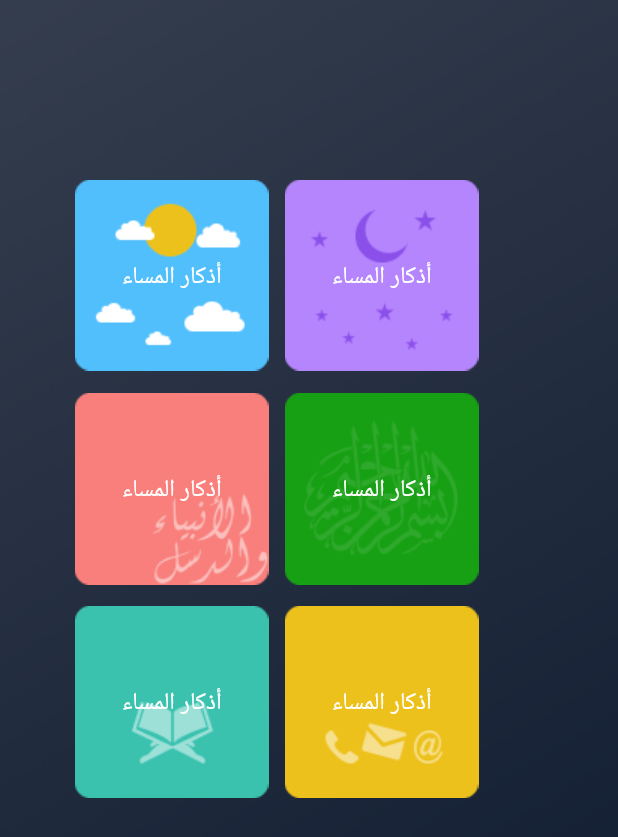
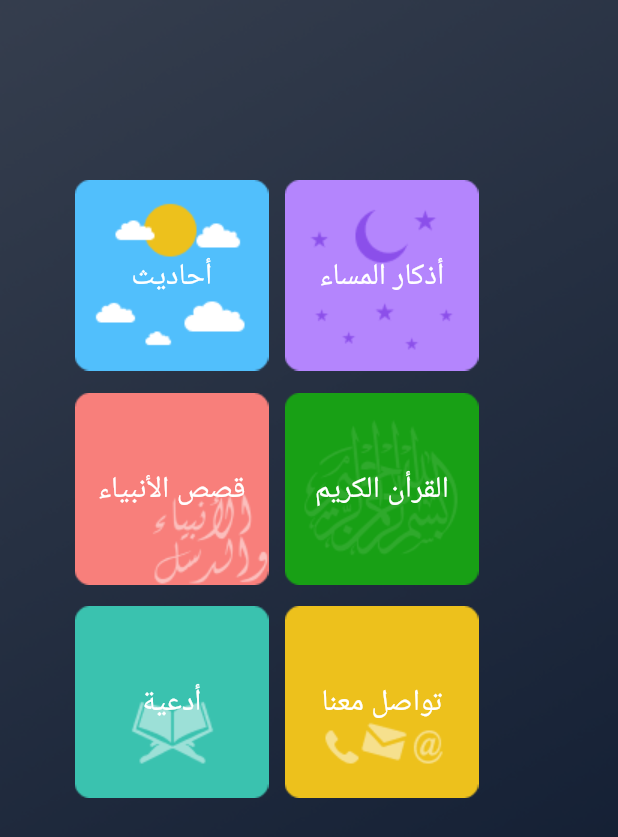
Before and after one commit to KhaledAbdellaty/Al-Sal7en, a Flutter app: the screen it shows after launch, on a phone screen of 412 x 824 dp. Shown: the top 837 px of the screen. Run offline on Flutter 3.47's test engine with Material 2 defaults, Android fonts, the phone set to English and light mode, and no system bars; our stand-ins replace bloc, dartz, dio, equatable, flutter_bloc, flutter_svg and 3 more; missing offline and left inert: arabic_numbers; accounts and stored records are empty; Roboto replaces fonts that are missing (georgia).

```diff
--- a/lib/core/app_route.dart
+++ b/lib/core/app_route.dart
@@ -1,9 +1,19 @@
 import 'package:flutter/material.dart';
+import 'package:flutter_bloc/flutter_bloc.dart';
+import 'package:untitled/core/injection_container.dart';
 import 'package:untitled/core/strings/routes.dart';
+import 'package:untitled/home/features/hadeth/presentation/bloc/book/book_cubit.dart';
+import 'package:untitled/home/features/hadeth/presentation/ui/Screens/chapter_screen.dart';
+import 'package:untitled/home/features/hadeth/presentation/ui/Screens/hadith_home_screen.dart';
+import 'package:untitled/home/features/hadeth/presentation/ui/Screens/hadith_screen.dart';
+import 'package:untitled/home/features/hadeth/presentation/ui/Screens/seach_screen.dart';
 import 'package:untitled/home/features/quran_kareem/presentation/quran.dart';
 import 'package:untitled/home/features/quran_kareem/presentation/screens/layout_screen.dart';
 import 'package:untitled/home/presentation/screens/home_screen.dart';
 
+import '../home/features/hadeth/presentation/bloc/chapter/chapter_cubit.dart';
+import '../home/features/hadeth/presentation/bloc/hadith/hadith_cubit.dart';
+import '../home/features/hadeth/presentation/bloc/search/search_cubit.dart';
 
 class AppRoute {
   Route? generateRoute(RouteSettings settings) {
@@ -22,6 +32,51 @@ class AppRoute {
             pageNo: pageNo,
           ),
         );
+      case hadithHomeScreen:
+        return MaterialPageRoute(
+          builder: (context) => BlocProvider(
+            create: (context) => inj<BookCubit>()..getBook(),
+            child: HadithHomeScreen(),
+          ),
+        );
+      case chapterScreen:
+        final Map<String, dynamic> chapter =
+            settings.arguments as Map<String, dynamic>;
+        return MaterialPageRoute(
+          builder: (context) => BlocProvider(
+            create: (context) =>
+                inj<ChapterCubit>()..getchaptar(chapter.values.elementAt(1)),
+            child: ChapterScreen(
+              bookName: chapter.values.elementAt(0),
+            ),
+          ),
+        );
+
+      case searchHadithScreen:
+        return MaterialPageRoute(
+          builder: (context) => BlocProvider(
+            create: (context) => inj<SearchCubit>(),
+            child: SearchHadithScreen(),
+          ),
+        );
+
+      case hadithDetailsScreen:
+        final Map<String, dynamic> hadith =
+            settings.arguments as Map<String, dynamic>;
+        return MaterialPageRoute(
+          builder: (context) => BlocProvider(
+            create: (context) => inj<HadithCubit>()
+              ..datawithPage.clear()
+              ..getHadith(
+                  BookSlug: hadith.values.elementAt(1),
+                  chapterNumber: hadith.values.elementAt(2)),
+            child: HadithScreen(
+              chapter: hadith.values.elementAt(0),
+              bookSlug: hadith.values.elementAt(1),
+              chapterNumber: hadith.values.elementAt(2),
+            ),
+          ),
+        );
     }
   }
 }
--- a/lib/core/injection_container.dart
+++ b/lib/core/injection_container.dart
@@ -64,8 +64,8 @@ Future<void> init() async {
   // inj.registerLazySingleton(() => GetAsmaAllahUseCase(asmaAllahRepo: inj()));
 
   // replsitory //
-  // inj.registerLazySingleton<HadithRepo>(() => HadithRepImp(
-  //     networkInfo: inj(), remotdateSurse: inj(), localDataSurc: inj()));
+  inj.registerLazySingleton<HadithRepo>(
+      () => HadithRepImp(networkInfo: inj(), remotdateSurse: inj()));
 
   // inj.registerLazySingleton<AsmaAllahRepo>(
   //     () => AsmaAllahRepoImp(remotahDataSurc: inj()));
--- a/lib/core/strings/routes.dart
+++ b/lib/core/strings/routes.dart
@@ -1,3 +1,7 @@
 const String homeScreen = '/';
 const String quranKareemScreen = '/quran_kareem_screen';
 const String surahScreen = '/surah_screen';
+const String hadithHomeScreen = '/hadith_home_screen';
+const String hadithDetailsScreen = '/hadith_details_screen';
+const String chapterScreen = '/chapter_screen';
+const String searchHadithScreen = '/search_hadith_screen';
--- a/lib/home/features/hadeth/data/data_resources/remot_date_sorc.dart
+++ b/lib/home/features/hadeth/data/data_resources/remot_date_sorc.dart
@@ -1,4 +1,3 @@
-
 import 'package:dio/dio.dart';
 import '../../../../../core/error/exception.dart';
 import '../books.dart';
@@ -61,7 +60,7 @@ class RemotDateSurseWithDio implements RemotdateSurse {
       "chapter": chapterNumber,
     });
     if (response.statusCode == 200) {
-      final allHadith = await HadithChapterInfoModel.fromJson(response.data);
+      final allHadith = HadithChapterInfoModel.fromJson(response.data);
       return allHadith;
     } else if (response.statusCode == 404) {
       throw NoDateException();
@@ -87,7 +86,7 @@ class RemotDateSurseWithDio implements RemotdateSurse {
         throw NoDateException();
       }
     } else {
-        print("===ServerException===");
+      print("===ServerException===");
 
       throw ServerException();
     }
--- a/lib/home/presentation/widgets/menu_gridview_widget.dart
+++ b/lib/home/presentation/widgets/menu_gridview_widget.dart
@@ -1,20 +1,19 @@
 import 'package:flutter/material.dart';
 import 'package:untitled/core/strings/routes.dart';
 
-
 class MenuGridViewWidget extends StatelessWidget {
   MenuGridViewWidget({Key? key}) : super(key: key);
-  List<String> ss = [
-    'assets/images/night.png',
-    'assets/images/day.png',
-    'assets/images/quran_kareem.png',
-    'assets/images/Component 2.png',
-    'assets/images/contact_us.png',
-    'assets/images/Component 3.png',
-  ];
+  Map<String, String> ss = {
+    'أذكار المساء': 'assets/images/night.png',
+    'أحاديث': 'assets/images/day.png',
+    'القرأن الكريم': 'assets/images/quran_kareem.png',
+    'قصص الأنبياء': 'assets/images/Component 2.png',
+    'تواصل معنا': 'assets/images/contact_us.png',
+    'أدعية': 'assets/images/Component 3.png',
+  };
   @override
   Widget build(BuildContext context) {
-    return Container(
+    return SizedBox(
       // color: Colors.red,
       height: 413,
       width: 269,
@@ -28,7 +27,13 @@ class MenuGridViewWidget extends StatelessWidget {
         itemCount: 6,
         padding: const EdgeInsets.all(0),
         itemBuilder: (context, index) => MenuContainerGridView(
-          backGroundAsset: ss[index],
+          backGroundAsset: ss.values.elementAt(index),
+          title: ss.keys.elementAt(index),
+          onTap: () => index == 1
+              ? Navigator.pushNamed(context, hadithHomeScreen)
+              : index == 2
+                  ? Navigator.pushNamed(context, quranKareemScreen)
+                  : null,
         ),
       ),
     );
@@ -38,15 +43,19 @@ class MenuGridViewWidget extends StatelessWidget {
 class MenuContainerGridView extends StatelessWidget {
   const MenuContainerGridView({
     required this.backGroundAsset,
-    this.ns = true,
+    required this.title,
+    required this.onTap,
+    //  this.ns = true,
     Key? key,
   }) : super(key: key);
   final String backGroundAsset;
-  final bool ns;
+  final String title;
+  final VoidCallback onTap;
+  // final bool ns;
   @override
   Widget build(BuildContext context) {
     return InkWell(
-      onTap: () => Navigator.pushNamed(context, quranKareemScreen),
+      onTap: onTap,
       focusColor: Colors.amber,
       splashColor: Colors.amber,
       borderRadius: BorderRadius.circular(15),
@@ -57,10 +66,10 @@ class MenuContainerGridView extends StatelessWidget {
         Align(
           alignment: Alignment.center,
           child: Text(
-            'أذكار المساء',
-            style: TextStyle(
+            title,
+            style: const TextStyle(
               fontFamily: 'georgia',
-              fontSize: 16,
+              fontSize: 20,
               color: Color(0xffFFFFFF),
               fontWeight: FontWeight.w500,
             ),
```
Also changed, not shown: lib/home/features/hadeth/presentation/ui/Screens/chapter_screen.dart (+24 -17 lines), lib/home/features/hadeth/presentation/ui/Screens/hadith_home_screen.dart (renamed from lib/home/features/hadeth/presentation/ui/Screens/home_screen.dart, +15 -26 lines), lib/home/features/hadeth/presentation/ui/Screens/seach_screen.dart (+3 -4 lines).
